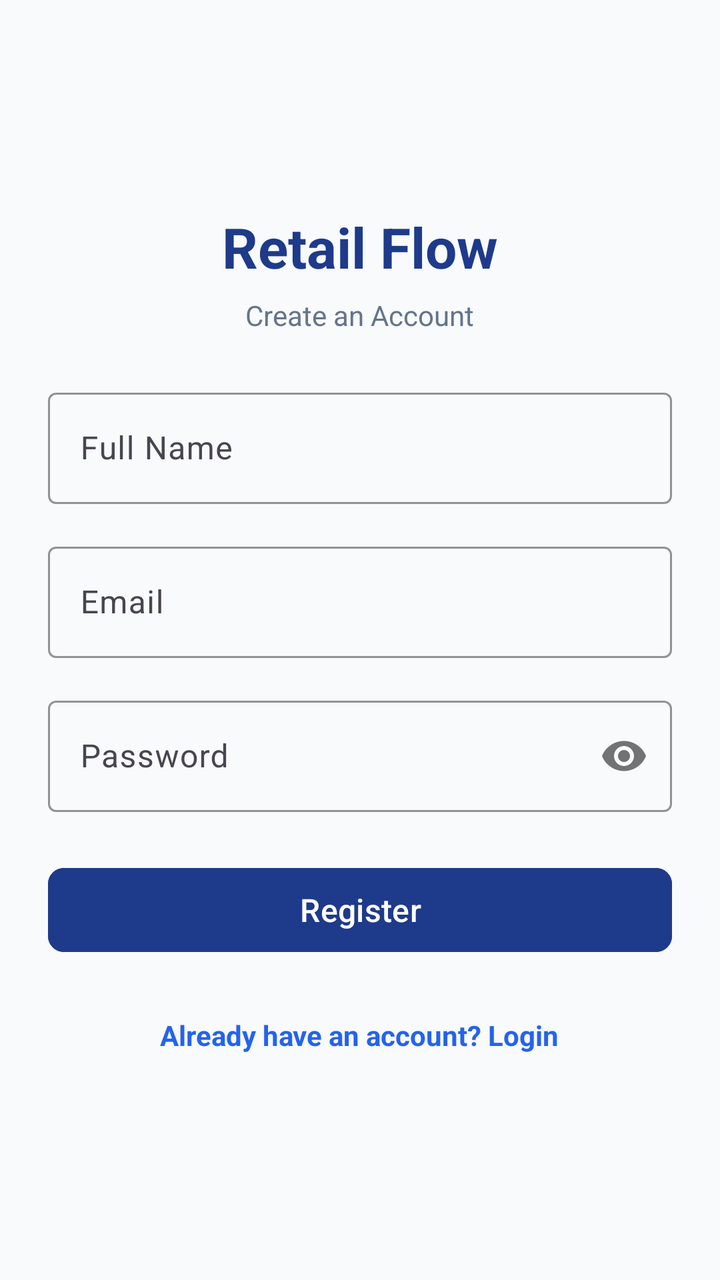
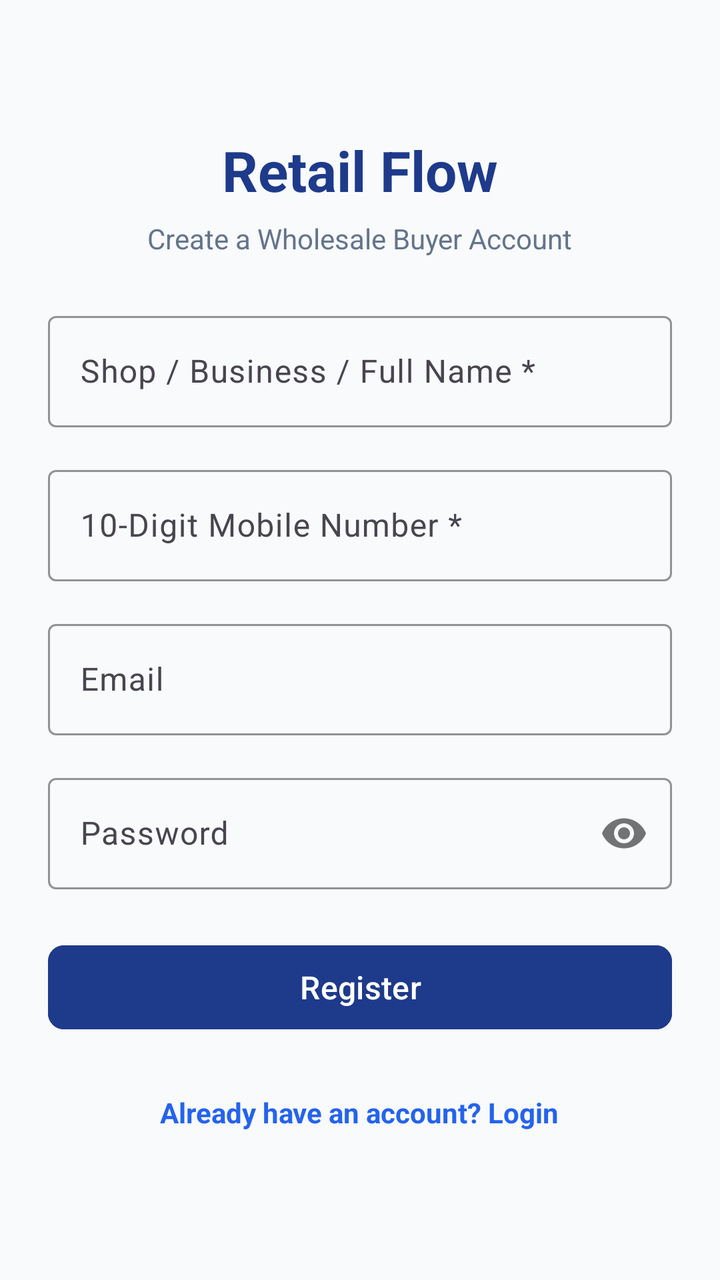

Before-and-after screenshots of an Android layout around one commit, followed by the original layout XML and the change that was made.
<!-- AndroidManifest.xml: application theme Theme.CustomerShoppingApp -->
<!-- res/layout/activity_register.xml -->
<?xml version="1.0" encoding="utf-8"?>
<ScrollView xmlns:android="http://schemas.android.com/apk/res/android"
    xmlns:app="http://schemas.android.com/apk/res-auto"
    android:layout_width="match_parent"
    android:layout_height="match_parent"
    android:fillViewport="true"
    android:background="@color/background">

    <LinearLayout
        android:layout_width="match_parent"
        android:layout_height="wrap_content"
        android:gravity="center"
        android:orientation="vertical"
        android:padding="24dp">

        <TextView
            android:layout_width="wrap_content"
            android:layout_height="wrap_content"
            android:text="@string/app_name"
            android:textColor="@color/primary"
            android:textSize="28sp"
            android:textStyle="bold" />

        <TextView
            android:layout_width="wrap_content"
            android:layout_height="wrap_content"
            android:layout_marginTop="6dp"
            android:text="Create an Account"
            android:textColor="@color/text_secondary"
            android:textSize="14sp" />

        <com.google.android.material.textfield.TextInputLayout
            android:id="@+id/til_name"
            style="@style/Widget.Material3.TextInputLayout.OutlinedBox"
            android:layout_width="match_parent"
            android:layout_height="wrap_content"
            android:layout_marginTop="24dp"
            android:hint="@string/full_name"
            app:boxStrokeColor="@color/primary">

            <com.google.android.material.textfield.TextInputEditText
                android:id="@+id/et_name"
                android:layout_width="match_parent"
                android:layout_height="wrap_content"
                android:inputType="textPersonName" />
        </com.google.android.material.textfield.TextInputLayout>

        <com.google.android.material.textfield.TextInputLayout
            android:id="@+id/til_email"
            style="@style/Widget.Material3.TextInputLayout.OutlinedBox"
            android:layout_width="match_parent"
            android:layout_height="wrap_content"
            android:layout_marginTop="16dp"
            android:hint="@string/email"
            app:boxStrokeColor="@color/primary">

            <com.google.android.material.textfield.TextInputEditText
                android:id="@+id/et_email"
                android:layout_width="match_parent"
                android:layout_height="wrap_content"
                android:inputType="textEmailAddress" />
        </com.google.android.material.textfield.TextInputLayout>

        <com.google.android.material.textfield.TextInputLayout
            android:id="@+id/til_password"
            style="@style/Widget.Material3.TextInputLayout.OutlinedBox"
            android:layout_width="match_parent"
            android:layout_height="wrap_content"
            android:layout_marginTop="16dp"
            android:hint="@string/password"
            app:boxStrokeColor="@color/primary"
            app:passwordToggleEnabled="true">

            <com.google.android.material.textfield.TextInputEditText
                android:id="@+id/et_password"
                android:layout_width="match_parent"
                android:layout_height="wrap_content"
                android:inputType="textPassword" />
        </com.google.android.material.textfield.TextInputLayout>

        <ProgressBar
            android:id="@+id/progress_bar"
            android:layout_width="wrap_content"
            android:layout_height="wrap_content"
            android:layout_marginTop="16dp"
            android:visibility="gone" />

        <com.google.android.material.button.MaterialButton
            android:id="@+id/btn_register"
            android:layout_width="match_parent"
            android:layout_height="50dp"
            android:layout_marginTop="24dp"
            android:backgroundTint="@color/primary"
            android:text="@string/register"
            android:textColor="@color/white"
            android:textSize="16sp"
            app:cornerRadius="@dimen/button_corner_radius" />

        <TextView
            android:id="@+id/tv_login_link"
            android:layout_width="wrap_content"
            android:layout_height="wrap_content"
            android:layout_marginTop="20dp"
            android:padding="8dp"
            android:text="@string/already_have_an_account_login"
            android:textColor="@color/secondary"
            android:textSize="14sp"
            android:textStyle="bold" />
    </LinearLayout>
</ScrollView>
<!-- resources referenced by this layout -->
<resources>
  <color name="background">#F8FAFC</color>
  <color name="primary">#1E3A8A</color>
  <color name="secondary">#2563EB</color>
  <color name="text_secondary">#64748B</color>
  <color name="white">#FFFFFFFF</color>
  <dimen name="button_corner_radius">8dp</dimen>
  <string name="already_have_an_account_login">Already have an account? Login</string>
  <string name="app_name">Retail Flow</string>
  <string name="email">Email</string>
  <string name="full_name">Full Name</string>
  <string name="password">Password</string>
  <string name="register">Register</string>
  <style name="Theme.CustomerShoppingApp" parent="Base.Theme.CustomerShoppingApp" />
  <style name="Base.Theme.CustomerShoppingApp" parent="Theme.Material3.DayNight.NoActionBar">
          <item name="colorPrimary">@color/primary</item>
          <item name="colorOnPrimary">@color/white</item>
          <item name="colorPrimaryContainer">@color/accent_light</item>
          <item name="colorOnPrimaryContainer">@color/primary</item>
          <item name="colorSecondary">@color/secondary</item>
          <item name="colorOnSecondary">@color/white</item>
          <item name="android:statusBarColor">@color/primary</item>
          <item name="android:windowBackground">@color/background</item>
      </style>
  <color name="accent_light">#EFF6FF</color>
</resources>

<!-- the commit's change to res/layout/activity_register.xml (unified diff, before → after) -->
@@ -3,8 +3,8 @@
     xmlns:app="http://schemas.android.com/apk/res-auto"
     android:layout_width="match_parent"
     android:layout_height="match_parent"
-    android:fillViewport="true"
-    android:background="@color/background">
+    android:background="@color/background"
+    android:fillViewport="true">
 
     <LinearLayout
         android:layout_width="match_parent"
@@ -25,7 +25,7 @@
             android:layout_width="wrap_content"
             android:layout_height="wrap_content"
             android:layout_marginTop="6dp"
-            android:text="Create an Account"
+            android:text="Create a Wholesale Buyer Account"
             android:textColor="@color/text_secondary"
             android:textSize="14sp" />
 
@@ -35,7 +35,7 @@
             android:layout_width="match_parent"
             android:layout_height="wrap_content"
             android:layout_marginTop="24dp"
-            android:hint="@string/full_name"
+            android:hint="Shop / Business / Full Name *"
             app:boxStrokeColor="@color/primary">
 
             <com.google.android.material.textfield.TextInputEditText
@@ -43,6 +43,23 @@
                 android:layout_width="match_parent"
                 android:layout_height="wrap_content"
                 android:inputType="textPersonName" />
+        </com.google.android.material.textfield.TextInputLayout>
+
+        <com.google.android.material.textfield.TextInputLayout
+            android:id="@+id/til_mobile"
+            style="@style/Widget.Material3.TextInputLayout.OutlinedBox"
+            android:layout_width="match_parent"
+            android:layout_height="wrap_content"
+            android:layout_marginTop="16dp"
+            android:hint="10-Digit Mobile Number *"
+            app:boxStrokeColor="@color/primary">
+
+            <com.google.android.material.textfield.TextInputEditText
+                android:id="@+id/et_mobile"
+                android:layout_width="match_parent"
+                android:layout_height="wrap_content"
+                android:inputType="phone"
+                android:maxLength="10" />
         </com.google.android.material.textfield.TextInputLayout>
 
         <com.google.android.material.textfield.TextInputLayout
<!-- resource entries referenced after the edit -->
@@ -9,7 +9,6 @@
   <string name="already_have_an_account_login">Already have an account? Login</string>
   <string name="app_name">Retail Flow</string>
   <string name="email">Email</string>
-  <string name="full_name">Full Name</string>
   <string name="password">Password</string>
   <string name="register">Register</string>
   <style name="Theme.CustomerShoppingApp" parent="Base.Theme.CustomerShoppingApp" />
